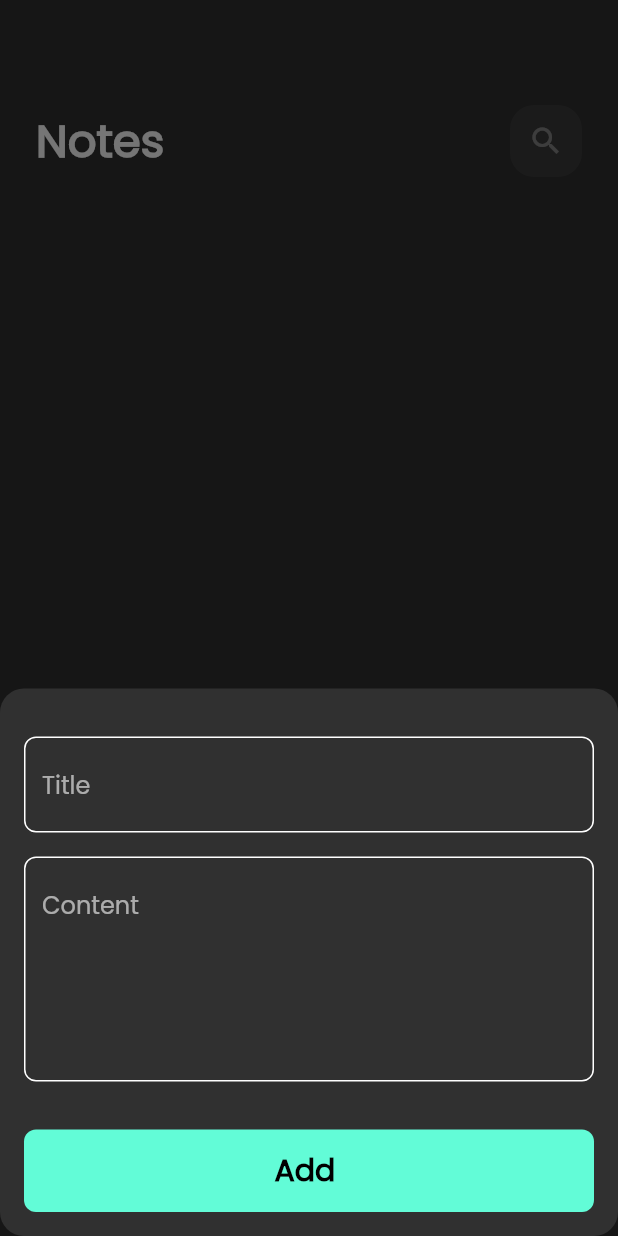
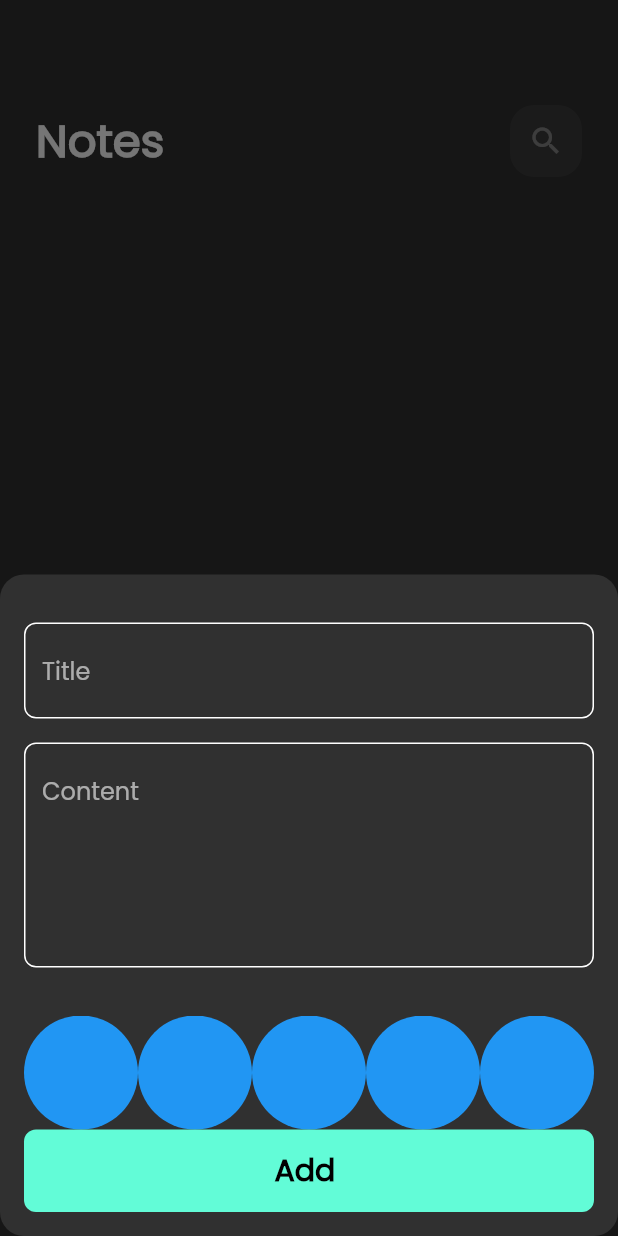
Before and after one commit to mohamedelabassy/notes_app, a Flutter app: the screen it shows after launch, after a tap on the "add" icon, on a phone screen of 412 x 824 dp. Run offline on Flutter 3.47's test engine with Material 2 defaults, Android fonts, the phone set to English and light mode, and no system bars; our stand-ins replace bloc, flutter_bloc, font_awesome_flutter, hive, hive_flutter, modal_progress_hud_nsn; accounts and stored records are empty.

Commit message:
create colors ListView

```diff
--- a/lib/constance.dart
+++ b/lib/constance.dart
@@ -1,4 +1,4 @@
 import 'package:flutter/material.dart';
 
-const KPrimaryColor = Color(0xff62fcd7);
-const KNotesBox = 'notes_box';
+const kPrimaryColor = Color(0xff62fcd7);
+const kNotesBox = 'notes_box';
--- a/lib/cubits/add_note_cubit/add_note_cubit.dart
+++ b/lib/cubits/add_note_cubit/add_note_cubit.dart
@@ -11,7 +11,7 @@ class AddNoteCubit extends Cubit<AddNoteState> {
   addNote(NoteModel note) async {
     emit(AddNoteLoading());
     try {
-      var notesBox = Hive.box<NoteModel>(KNotesBox);
+      var notesBox = Hive.box<NoteModel>(kNotesBox);
       await notesBox.add(note);
       emit(AddNoteSucess());
     } catch (e) {
--- a/lib/cubits/notes/notes_cubit.dart
+++ b/lib/cubits/notes/notes_cubit.dart
@@ -11,7 +11,7 @@ class NotesCubit extends Cubit<NotesState> {
   NotesCubit() : super(NotesInitial());
   List<NoteModel>? notes;
   fitchAllNotes() {
-    var notesBox = Hive.box<NoteModel>(KNotesBox);
+    var notesBox = Hive.box<NoteModel>(kNotesBox);
     notes = notesBox.values.toList();
     emit(NotesSucess());
   }
--- a/lib/main.dart
+++ b/lib/main.dart
@@ -12,7 +12,7 @@ void main() async {
   Bloc.observer = SimbpleBlocObserver();
   await Hive.initFlutter();
   Hive.registerAdapter(NoteModelAdapter());
-  await Hive.openBox<NoteModel>(KNotesBox);
+  await Hive.openBox<NoteModel>(kNotesBox);
   runApp(const NotesApp());
 }
 
@@ -26,7 +26,7 @@ class NotesApp extends StatelessWidget {
       child: MaterialApp(
         debugShowCheckedModeBanner: false,
         theme: ThemeData(brightness: Brightness.dark, fontFamily: 'Poppins'),
-        home: NotesView(),
+        home: const NotesView(),
       ),
     );
   }
--- a/lib/views/notes.view.dart
+++ b/lib/views/notes.view.dart
@@ -19,13 +19,13 @@ class NotesView extends StatelessWidget {
                 RoundedRectangleBorder(borderRadius: BorderRadius.circular(16)),
             context: context,
             builder: (context) {
-              return AddNoteBootomSheet();
+              return const AddNoteBootomSheet();
             },
           );
         },
-        child: Icon(Icons.add),
+        child: const Icon(Icons.add),
       ),
-      body: NotesViewBody(),
+      body: const NotesViewBody(),
     );
   }
 }
--- a/lib/views/widget/add_note_form.dart
+++ b/lib/views/widget/add_note_form.dart
@@ -3,6 +3,7 @@ import 'package:flutter_bloc/flutter_bloc.dart';
 import 'package:intl/intl.dart';
 import 'package:notes_app/cubits/add_note_cubit/add_note_cubit.dart';
 import 'package:notes_app/models/note_model.dart';
+import 'package:notes_app/views/widget/colorListview.dart';
 
 import 'custom_text_field.dart';
 import 'cutom_buttom.dart';
@@ -37,7 +38,7 @@ class _AddNoteFormStateState extends State<AddNoteFormState> {
             },
             hint: 'Title',
           ),
-          SizedBox(
+          const SizedBox(
             height: 16,
           ),
           CustomTextField(
@@ -47,9 +48,10 @@ class _AddNoteFormStateState extends State<AddNoteFormState> {
             hint: 'Content',
             maxLine: 5,
           ),
-          SizedBox(
+          const SizedBox(
             height: 32,
           ),
+          const ColorsListView(),
           BlocBuilder<AddNoteCubit, AddNoteState>(
             builder: (context, state) {
               return CustomButtom(
@@ -74,7 +76,7 @@ class _AddNoteFormStateState extends State<AddNoteFormState> {
               );
             },
           ),
-          SizedBox(
+          const SizedBox(
             height: 16,
           ),
         ],
--- /dev/null
+++ b/lib/views/widget/colorListview.dart
@@ -0,0 +1,31 @@
+import 'package:flutter/material.dart';
+
+class ColorItem extends StatelessWidget {
+  const ColorItem({super.key});
+
+  @override
+  Widget build(BuildContext context) {
+    return const CircleAvatar(
+      backgroundColor: Colors.blue,
+      radius: 38,
+    );
+  }
+}
+
+class ColorsListView extends StatelessWidget {
+  const ColorsListView({super.key});
+
+  @override
+  Widget build(BuildContext context) {
+    return SizedBox(
+      height: 38 * 2,
+      child: ListView.builder(
+        itemCount: 10,
+        scrollDirection: Axis.horizontal,
+        itemBuilder: (context, index) {
+          return const ColorItem();
+        },
+      ),
+    );
+  }
+}
--- a/lib/views/widget/custom_buttomSheet.dart
+++ b/lib/views/widget/custom_buttomSheet.dart
@@ -34,7 +34,7 @@ class AddNoteBootomSheet extends StatelessWidget {
                     left: 16,
                     right: 16,
                     bottom: MediaQuery.of(context).viewInsets.bottom),
-                child: SingleChildScrollView(child: AddNoteFormState()),
+                child: const SingleChildScrollView(child: AddNoteFormState()),
               ),
             );
           },
--- a/lib/views/widget/custom_text_field.dart
+++ b/lib/views/widget/custom_text_field.dart
@@ -28,12 +28,12 @@ class CustomTextField extends StatelessWidget {
         }
       },
       maxLines: maxLine,
-      cursorColor: KPrimaryColor,
+      cursorColor: kPrimaryColor,
       decoration: InputDecoration(
           hintText: hint,
           border: buildBorder(),
           enabledBorder: buildBorder(),
-          focusedBorder: buildBorder(KPrimaryColor)),
+          focusedBorder: buildBorder(kPrimaryColor)),
     );
   }
 
--- a/lib/views/widget/cutom_buttom.dart
+++ b/lib/views/widget/cutom_buttom.dart
@@ -14,7 +14,7 @@ class CustomButtom extends StatelessWidget {
         height: 55,
         width: MediaQuery.of(context).size.width,
         decoration: BoxDecoration(
-          color: KPrimaryColor,
+          color: kPrimaryColor,
           borderRadius: BorderRadius.circular(8),
         ),
         child: Center(
```
Also changed, not shown: 1 other file.
